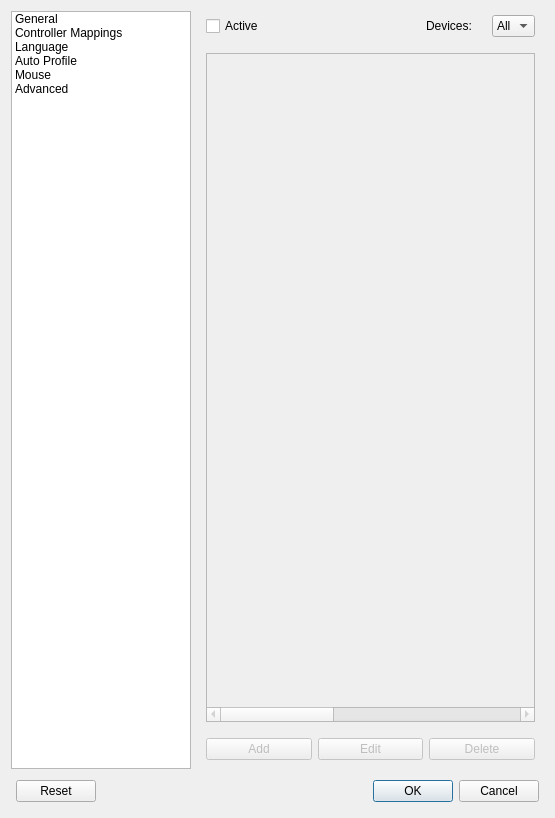
Before: the Qt Designer form src/mainsettingsdialog.ui in AntiMicroX/antimicrox, drawn with Qt 5.
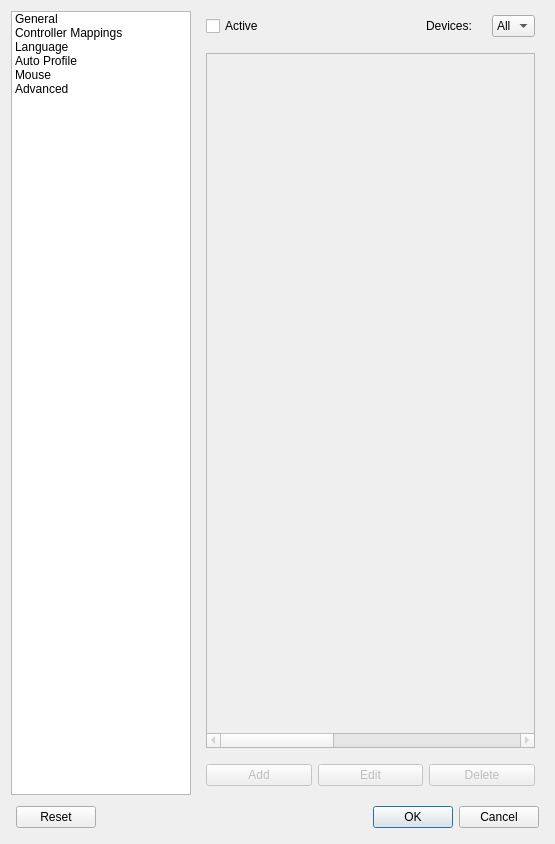
After: the same form once the commit is applied. The open tabs and pages were chosen to show the change. Icons and pictures are not drawn.

```diff
--- a/src/mainsettingsdialog.ui
+++ b/src/mainsettingsdialog.ui
@@ -10,7 +10,7 @@
     <x>0</x>
     <y>0</y>
     <width>555</width>
-    <height>818</height>
+    <height>844</height>
    </rect>
   </property>
   <property name="sizePolicy">
```
Left out of the diff: 2 changed lines with no effect on the pictures.
